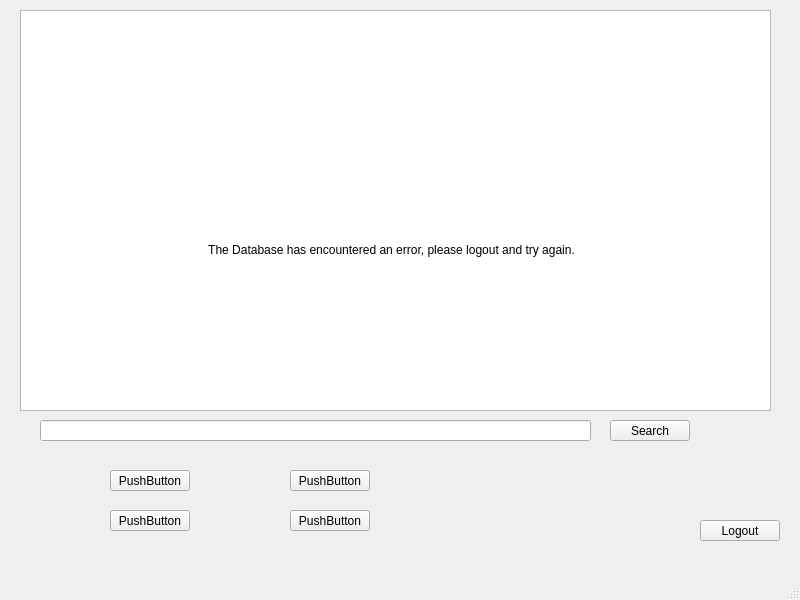
Above: dashboard.ui from vain3219/463_project before the change. Below: the same form after it.
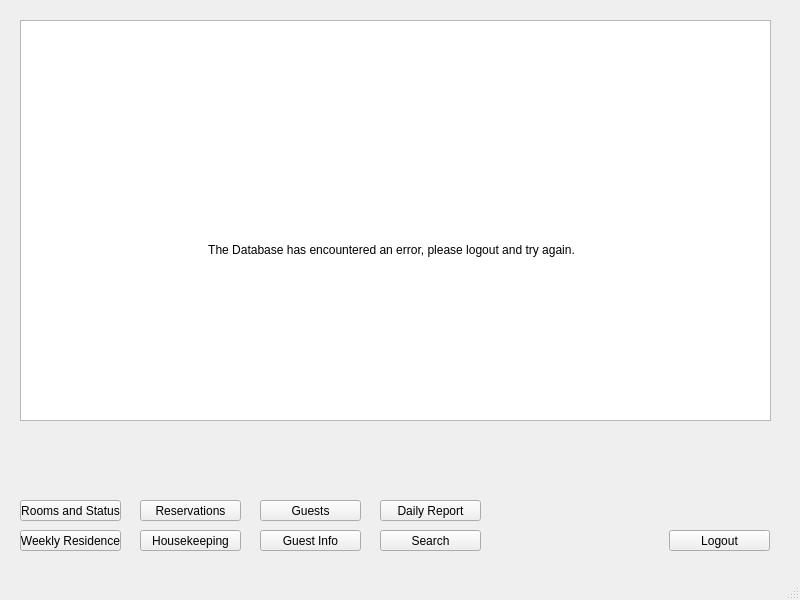
That is the form after the change.

Commit message: Implemented a database manager ;; modified dashboard GUI

The edit to the form file:
```diff
--- a/dashboard.ui
+++ b/dashboard.ui
@@ -20,103 +20,15 @@
       <x>0</x>
       <y>-20</y>
       <width>801</width>
-      <height>601</height>
+      <height>501</height>
      </rect>
     </property>
-    <widget class="QWidget" name="page">
-     <widget class="QPushButton" name="pushButton_6">
-      <property name="geometry">
-       <rect>
-        <x>110</x>
-        <y>530</y>
-        <width>80</width>
-        <height>21</height>
-       </rect>
-      </property>
-      <property name="text">
-       <string>PushButton</string>
-      </property>
-     </widget>
-     <widget class="QPushButton" name="SearchButton">
-      <property name="geometry">
-       <rect>
-        <x>610</x>
-        <y>440</y>
-        <width>80</width>
-        <height>21</height>
-       </rect>
-      </property>
-      <property name="text">
-       <string>Search</string>
-      </property>
-     </widget>
-     <widget class="QPushButton" name="LogoutButton">
-      <property name="geometry">
-       <rect>
-        <x>700</x>
-        <y>540</y>
-        <width>80</width>
-        <height>21</height>
-       </rect>
-      </property>
-      <property name="text">
-       <string>Logout</string>
-      </property>
-     </widget>
-     <widget class="QPushButton" name="pushButton_8">
-      <property name="geometry">
-       <rect>
-        <x>290</x>
-        <y>530</y>
-        <width>80</width>
-        <height>21</height>
-       </rect>
-      </property>
-      <property name="text">
-       <string>PushButton</string>
-      </property>
-     </widget>
-     <widget class="QPushButton" name="pushButton_9">
-      <property name="geometry">
-       <rect>
-        <x>110</x>
-        <y>490</y>
-        <width>80</width>
-        <height>21</height>
-       </rect>
-      </property>
-      <property name="text">
-       <string>PushButton</string>
-      </property>
-     </widget>
-     <widget class="QPushButton" name="pushButton">
-      <property name="geometry">
-       <rect>
-        <x>290</x>
-        <y>490</y>
-        <width>80</width>
-        <height>21</height>
-       </rect>
-      </property>
-      <property name="text">
-       <string>PushButton</string>
-      </property>
-     </widget>
-     <widget class="QLineEdit" name="SearchField">
-      <property name="geometry">
-       <rect>
-        <x>40</x>
-        <y>440</y>
-        <width>551</width>
-        <height>21</height>
-       </rect>
-      </property>
-     </widget>
+    <widget class="QWidget" name="DisplayPage">
      <widget class="QTableView" name="DataTable">
       <property name="geometry">
        <rect>
         <x>20</x>
-        <y>30</y>
+        <y>40</y>
         <width>751</width>
         <height>401</height>
        </rect>
@@ -142,7 +54,158 @@
       </property>
      </widget>
     </widget>
-    <widget class="QWidget" name="page_2"/>
+    <widget class="QWidget" name="SearchPage">
+     <widget class="QLineEdit" name="SearchField">
+      <property name="geometry">
+       <rect>
+        <x>30</x>
+        <y>460</y>
+        <width>621</width>
+        <height>21</height>
+       </rect>
+      </property>
+     </widget>
+     <widget class="QPushButton" name="SubmitButon">
+      <property name="geometry">
+       <rect>
+        <x>669</x>
+        <y>460</y>
+        <width>101</width>
+        <height>21</height>
+       </rect>
+      </property>
+      <property name="text">
+       <string>Submit</string>
+      </property>
+     </widget>
+     <widget class="QTableView" name="SearchTable">
+      <property name="geometry">
+       <rect>
+        <x>20</x>
+        <y>40</y>
+        <width>751</width>
+        <height>401</height>
+       </rect>
+      </property>
+     </widget>
+    </widget>
+   </widget>
+   <widget class="QPushButton" name="InfoButton">
+    <property name="geometry">
+     <rect>
+      <x>260</x>
+      <y>530</y>
+      <width>101</width>
+      <height>21</height>
+     </rect>
+    </property>
+    <property name="text">
+     <string>Guest Info</string>
+    </property>
+   </widget>
+   <widget class="QPushButton" name="GuestsButton">
+    <property name="geometry">
+     <rect>
+      <x>260</x>
+      <y>500</y>
+      <width>101</width>
+      <height>21</height>
+     </rect>
+    </property>
+    <property name="text">
+     <string>Guests</string>
+    </property>
+   </widget>
+   <widget class="QPushButton" name="RoomsButton">
+    <property name="geometry">
+     <rect>
+      <x>20</x>
+      <y>500</y>
+      <width>101</width>
+      <height>21</height>
+     </rect>
+    </property>
+    <property name="text">
+     <string>Rooms and Status</string>
+    </property>
+   </widget>
+   <widget class="QPushButton" name="WeeklyButton">
+    <property name="geometry">
+     <rect>
+      <x>20</x>
+      <y>530</y>
+      <width>101</width>
+      <height>21</height>
+     </rect>
+    </property>
+    <property name="text">
+     <string>Weekly Residence</string>
+    </property>
+   </widget>
+   <widget class="QPushButton" name="ReservationButton">
+    <property name="geometry">
+     <rect>
+      <x>140</x>
+      <y>500</y>
+      <width>101</width>
+      <height>21</height>
+     </rect>
+    </property>
+    <property name="text">
+     <string>Reservations</string>
+    </property>
+   </widget>
+   <widget class="QPushButton" name="HousekeepingButton">
+    <property name="geometry">
+     <rect>
+      <x>140</x>
+      <y>530</y>
+      <width>101</width>
+      <height>21</height>
+     </rect>
+    </property>
+    <property name="text">
+     <string>Housekeeping</string>
+    </property>
+   </widget>
+   <widget class="QPushButton" name="LogoutButton">
+    <property name="geometry">
+     <rect>
+      <x>669</x>
+      <y>530</y>
+      <width>101</width>
+      <height>21</height>
+     </rect>
+    </property>
+    <property name="text">
+     <string>Logout</string>
+    </property>
+   </widget>
+   <widget class="QPushButton" name="SearchButton">
+    <property name="geometry">
+     <rect>
+      <x>380</x>
+      <y>530</y>
+      <width>101</width>
+      <height>21</height>
+     </rect>
+    </property>
+    <property name="text">
+     <string>Search</string>
+    </property>
+   </widget>
+   <widget class="QPushButton" name="DailyButton">
+    <property name="geometry">
+     <rect>
+      <x>380</x>
+      <y>500</y>
+      <width>101</width>
+      <height>21</height>
+     </rect>
+    </property>
+    <property name="text">
+     <string>Daily Report</string>
+    </property>
    </widget>
   </widget>
   <widget class="QMenuBar" name="menubar">
```
The commit also changes 4 other files.
